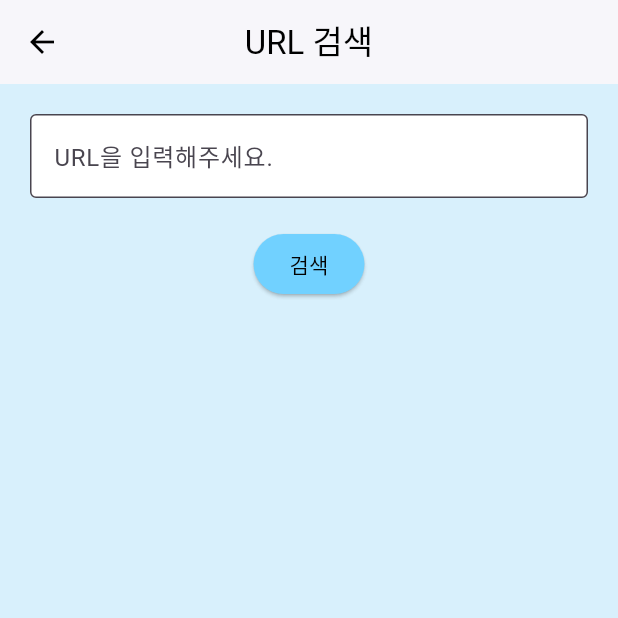
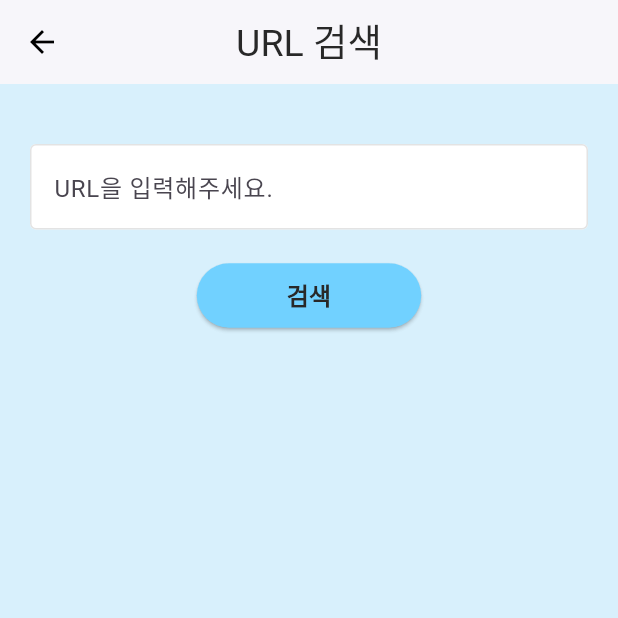
Before and after one commit to SSS-PROJECT-TEAM-9-GDG/FE, a Flutter app: the URLSearchScreen screen opened directly, on a phone screen of 412 x 824 dp, the top half of it. Run offline on Flutter 3.47's test engine with Material 3 defaults, Android fonts, the phone set to English and light mode, and no system bars; our stand-ins replace dio, fluttertoast; network calls fail; Roboto replaces fonts that are missing (Pretendard).

Commit message:
fix: url검색 화면 ui구현 수정

```diff
--- a/sssproject_frontend/lib/const/colors.dart
+++ b/sssproject_frontend/lib/const/colors.dart
@@ -7,5 +7,8 @@ const darkBlue = Color(0xFF5CA9CF);
 const backgroundWhite = Colors.white;
 const gray = Color(0xFF6D6D6D);
 
-const textBlack = Color(0xFF020202);
+const textBlack = Color.fromARGB(255, 40, 40, 40);
 const textGray = Color(0xFF6D6D6D);
+const errorRed = Color.fromARGB(255, 207, 77, 68);
+
+const borderGrey = Color(0xFFE3E3E3);
--- a/sssproject_frontend/lib/report/veiw/reportDetailScreen.dart
+++ b/sssproject_frontend/lib/report/veiw/reportDetailScreen.dart
@@ -159,9 +159,10 @@ class _ReportDetailScreenState extends State<ReportDetailScreen> {
                     child: ElevatedButton(
                         style: ElevatedButton.styleFrom(
                           backgroundColor: secondaryBlue,
+                          padding: const EdgeInsets.symmetric(horizontal: 60, vertical: 10),
                         ),
                         onPressed:() async{launchUrl(Uri.parse(reportData?.center ?? ''));},
-                        child: const Text('신고 하러 가기', style: TextStyle(color: textBlack, fontWeight: FontWeight.bold))),
+                        child: const Text('신고 하러 가기', style: buttonStyle)),
                   ),
                 ),
                 ],
--- a/sssproject_frontend/lib/url/view/urlSearchScreen.dart
+++ b/sssproject_frontend/lib/url/view/urlSearchScreen.dart
@@ -1,8 +1,9 @@
 import 'package:flutter/material.dart';
 import 'package:sssproject_frontend/const/colors.dart';
+import 'package:sssproject_frontend/const/textstyle.dart';
 import 'package:sssproject_frontend/url/model/Url.dart';
 import 'package:sssproject_frontend/url/repository/urlSearchService.dart';
-import 'package:sssproject_frontend/url/view/safeUrlWidget.dart';
+import 'package:sssproject_frontend/url/view/urlResultScreen.dart';
 
 class URLSearchScreen extends StatefulWidget {
   const URLSearchScreen({super.key});
@@ -17,6 +18,7 @@ class _URLSearchScreenState extends State<URLSearchScreen> {
   bool isValid = false;
   UrlSearchService urlSearchService = UrlSearchService();
   Future<Url>? urlData;
+
   // URL 유효성 검사 함수
   bool isValidURL(String url) {
     final RegExp urlPattern = RegExp(
@@ -43,29 +45,44 @@ class _URLSearchScreenState extends State<URLSearchScreen> {
   }
 
   @override
+  void initState() {
+    super.initState();
+    urlData = null;
+  }
+
+  @override
   Widget build(BuildContext context) {
     return Scaffold(
       backgroundColor: primaryBlue.withOpacity(0.5),
       appBar: AppBar(
-        title: const Text("URL 검색"),
+        title: const Text("URL 검색", style: appBarStyle,),
         centerTitle: true,
         backgroundColor: Colors.white,
         foregroundColor: Colors.black,
         elevation: 1,
       ),
       body: Padding(
-        padding: const EdgeInsets.all(20.0),
+        padding: const EdgeInsets.fromLTRB(20, 40, 20, 40),
         child: Column(
           children: [
-            TextField(
+            Container(
+              child: TextField(
                 controller: _urlController,
                 keyboardType: TextInputType.url,
                 decoration: InputDecoration(
-                labelText: "URL을 입력해주세요.",
-                border: const OutlineInputBorder(),
+                  hintText: "URL을 입력해주세요.",
+                  enabledBorder: const OutlineInputBorder(
+                    borderSide: BorderSide(color: borderGrey),
+                  ),
+                  focusedBorder: const OutlineInputBorder(
+                    borderSide: BorderSide(color: borderGrey),
+                  ),
+                  errorBorder: const OutlineInputBorder(
+                    borderSide: BorderSide(color: errorRed, width: 1.7),
+                  ),
                   errorText: _errorText,
                   filled: true,
-                fillColor: Colors.white,
+                  fillColor: backgroundWhite,
                 ),
                 onChanged: (value) {
                   setState(() {
@@ -75,20 +92,24 @@ class _URLSearchScreenState extends State<URLSearchScreen> {
                 },
                 onSubmitted: (value) => validateURL(),
               ),
+            ),
             const SizedBox(height: 20),
             ElevatedButton(
               onPressed: () {
                 validateURL();
-                if (isValid) { // ✅ 유효성 검사 통과한 경우에만 실행
+                if (isValid) {
                   setState(() {
                     urlData = urlSearchService.getUrlData(_urlController.text);
                   });
                 }
               },
-              style: ElevatedButton.styleFrom(backgroundColor: secondaryBlue),
-              child: const Text("검색", style: TextStyle(color: textBlack)),
+              style: ElevatedButton.styleFrom(
+                backgroundColor: secondaryBlue,
+                padding: const EdgeInsets.symmetric(horizontal: 60, vertical: 10),),
+              child: const Text("검색", style: buttonStyle),
             ),
-            const SizedBox(height: 20),
+            const SizedBox(height: 30),
+
             // FutureBuilder로 비동기 데이터를 처리
             if (urlData!=null)
               FutureBuilder<Url>(
@@ -99,7 +120,7 @@ class _URLSearchScreenState extends State<URLSearchScreen> {
                   } else if (snapshot.hasError) {
                     return Text('Error: ${snapshot.error}');
                   } else if (snapshot.hasData) {
-                    return safeUrlWidget(snapshot.data!);
+                    return urlResultWidget(snapshot.data!, context);
                   } else {
                     return const Text('');
                   }
```
Also changed, not shown: sssproject_frontend/lib/const/textstyle.dart (+33 -5 lines), sssproject_frontend/lib/url/view/safeUrlWidget.dart (deleted, +0 -49 lines). Lines whose indentation alone changed are shown as unchanged.
